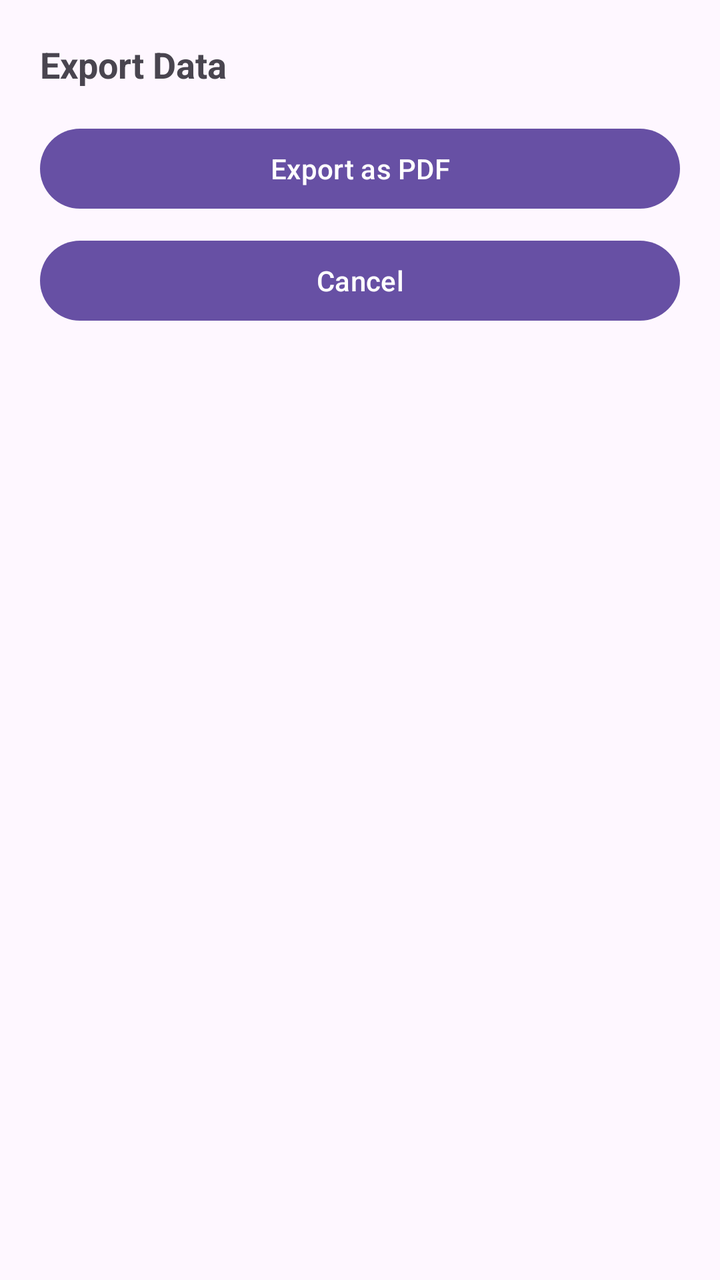
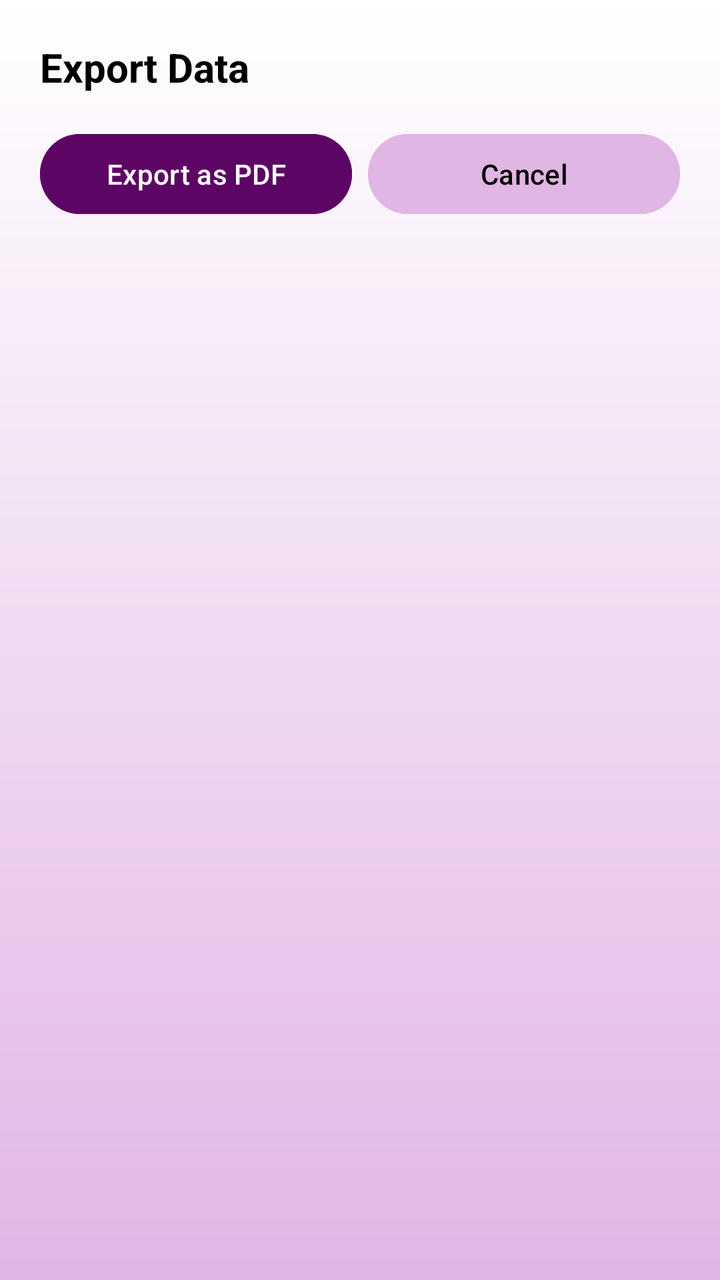

Compare the two renders of this Android layout. The source of the first and the diff that turns it into the second are given below.
<!-- AndroidManifest.xml: application theme Theme.ExpenseTracker -->
<!-- res/layout/dialog_export.xml -->
<LinearLayout xmlns:android="http://schemas.android.com/apk/res/android"
    android:padding="20dp"
    android:orientation="vertical"
    android:layout_width="match_parent"
    android:layout_height="wrap_content">

    <TextView
        android:text="Export Data"
        android:textStyle="bold"
        android:textSize="18sp"
        android:layout_marginBottom="16dp"
        android:layout_width="wrap_content"
        android:layout_height="wrap_content"/>

    <Button
        android:id="@+id/btnExportPdf"
        android:text="Export as PDF"
        android:layout_width="match_parent"
        android:layout_height="wrap_content"/>

    <Button
        android:id="@+id/btnCancel"
        android:text="Cancel"
        android:layout_marginTop="8dp"
        android:layout_width="match_parent"
        android:layout_height="wrap_content"/>
</LinearLayout>
<!-- resources referenced by this layout -->
<resources>
  <style name="Theme.ExpenseTracker" parent="Theme.Material3.DayNight.NoActionBar" />
</resources>

<!-- the commit's change to res/layout/dialog_export.xml (unified diff, before → after) -->
@@ -1,27 +1,41 @@
 <LinearLayout xmlns:android="http://schemas.android.com/apk/res/android"
-    android:padding="20dp"
+    android:layout_width="match_parent"
+    android:layout_height="wrap_content"
+    android:background="@drawable/bg_light_color"
     android:orientation="vertical"
-    android:layout_width="match_parent"
-    android:layout_height="wrap_content">
+    android:padding="20dp">
 
     <TextView
-        android:text="Export Data"
-        android:textStyle="bold"
-        android:textSize="18sp"
+        android:layout_width="wrap_content"
+        android:layout_height="wrap_content"
         android:layout_marginBottom="16dp"
-        android:layout_width="wrap_content"
-        android:layout_height="wrap_content"/>
+        android:text="@string/export_data"
+        android:textColor="@color/black"
+        android:textSize="20sp"
+        android:textStyle="bold" />
 
-    <Button
-        android:id="@+id/btnExportPdf"
-        android:text="Export as PDF"
+    <LinearLayout
         android:layout_width="match_parent"
-        android:layout_height="wrap_content"/>
+        android:layout_height="wrap_content"
+        android:orientation="horizontal">
 
-    <Button
-        android:id="@+id/btnCancel"
-        android:text="Cancel"
-        android:layout_marginTop="8dp"
-        android:layout_width="match_parent"
-        android:layout_height="wrap_content"/>
+        <Button
+            android:id="@+id/btnExportPdf"
+            android:layout_width="0dp"
+            android:layout_height="wrap_content"
+            android:layout_weight="1"
+            android:backgroundTint="@color/purple"
+            android:text="@string/export_as_pdf"
+            android:textColor="@color/white" />
+
+        <Button
+            android:id="@+id/btnCancel"
+            android:layout_width="0dp"
+            android:layout_height="wrap_content"
+            android:layout_marginStart="8dp"
+            android:layout_weight="1"
+            android:backgroundTint="@color/light_purple"
+            android:text="@string/cancel"
+            android:textColor="@color/black" />
+    </LinearLayout>
 </LinearLayout>
<!-- resource entries referenced after the edit -->
@@ -1,5 +1,19 @@
 <!-- resources referenced by this layout -->
 <resources>
-  <style name="Theme.ExpenseTracker" parent="Theme.Material3.DayNight.NoActionBar" />
+  <color name="black">#FF000000</color>
+  <color name="light_purple">#E0B6E4</color>
+  <color name="purple">#5D0565</color>
+  <color name="white">#FFFFFFFF</color>
+  <!-- drawable bg_light_color (drawable) -->
+  <shape xmlns:android="http://schemas.android.com/apk/res/android">
+      <gradient
+          android:angle="270"
+          android:endColor="@color/light_purple"
+          android:startColor="@color/white" />
+  </shape>
+  <string name="cancel">Cancel</string>
+  <string name="export_as_pdf">Export as PDF</string>
+  <string name="export_data">Export Data</string>
+  <style name="Theme.ExpenseTracker" parent="Theme.Material3.Light.NoActionBar" />
 </resources>
 
